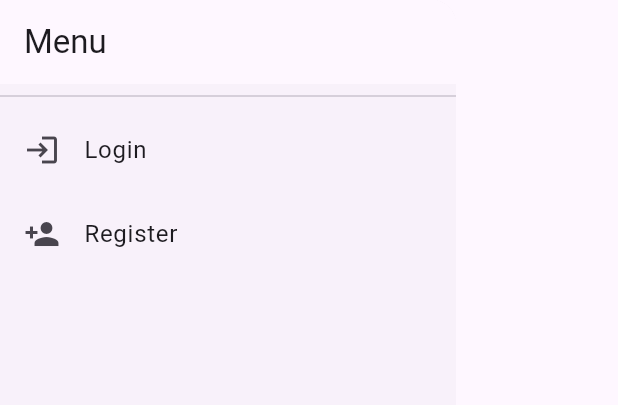
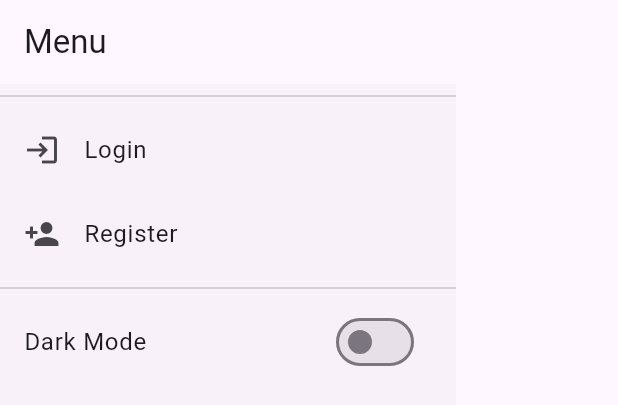
Before and after one commit to 33skyblue33/PetsMobile-Frontend, a Flutter app: the AppDrawer widget shown alone on an empty page, opened directly, on a phone screen of 412 x 824 dp. Shown: the top 405 px of the screen. Run offline on Flutter 3.47's test engine with Material 3 defaults, Android fonts, the phone set to English and light mode, and no system bars; our stand-ins replace flutter_secure_storage, image_picker, jwt_decoder; accounts and stored records are empty; network calls fail.

Commit message:
Added dark mode and first iteration of readme

```diff
--- /dev/null
+++ b/pets_mobile/lib/api/themeProvider.dart
@@ -0,0 +1,20 @@
+import 'package:flutter/material.dart';
+
+class ThemeProvider with ChangeNotifier {
+  ThemeMode _themeMode = ThemeMode.system;
+
+  ThemeMode get themeMode => _themeMode;
+
+  bool isDarkMode(BuildContext context) {
+    if (_themeMode == ThemeMode.system) {
+      return MediaQuery.of(context).platformBrightness == Brightness.dark;
+    } else {
+      return _themeMode == ThemeMode.dark;
+    }
+  }
+
+  void toggleTheme(bool isDarkMode) {
+    _themeMode = isDarkMode ? ThemeMode.dark : ThemeMode.light;
+    notifyListeners();
+  }
+}
--- a/pets_mobile/lib/widgets/AppDrawer.dart
+++ b/pets_mobile/lib/widgets/AppDrawer.dart
@@ -1,6 +1,7 @@
 import 'package:flutter/material.dart';
 import 'package:provider/provider.dart';
 import 'package:pets_mobile/api/authService.dart';
+import 'package:pets_mobile/api/themeProvider.dart';
 import 'package:pets_mobile/widgets/LoginPage.dart';
 import 'package:pets_mobile/widgets/RegisterPage.dart';
 
@@ -9,6 +10,8 @@ class AppDrawer extends StatelessWidget {
 
   @override
   Widget build(BuildContext context) {
+    final themeProvider = Provider.of<ThemeProvider>(context);
+
     return Drawer(
       child: Column(
         children: <Widget>[
@@ -49,6 +52,14 @@ class AppDrawer extends StatelessWidget {
               }
             },
           ),
+          const Divider(),
+          SwitchListTile(
+            title: const Text('Dark Mode'),
+            value: themeProvider.isDarkMode(context),
+            onChanged: (value) {
+              themeProvider.toggleTheme(value);
+            },
+          ),
         ],
       ),
     );
```
Also changed, not shown: pets_mobile/lib/main.dart (+13 -0 lines), pets_mobile/lib/widgets/PetCard.dart (+4 -4 lines), pets_mobile/lib/widgets/PetDetails.dart (+12 -9 lines), 1 other file.
